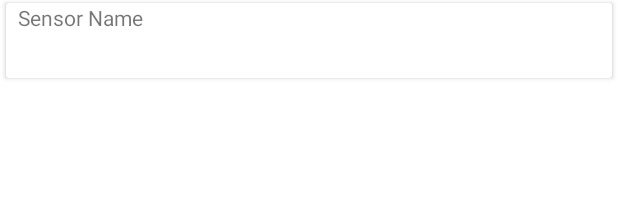
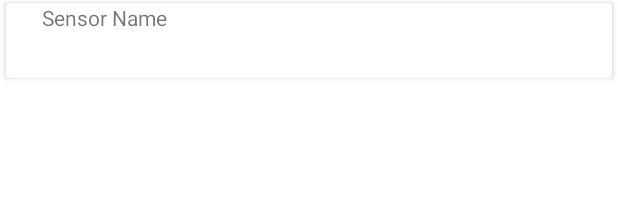
Before and after one commit to anidmurmu/OptumSoft, an Android app: the layout item_sensor.xml on its own in the app's theme, with its tools: preview values and no code run, on a phone screen of 412 x 824 dp. Shown: the top 201 px of the screen. Run offline under Robolectric (Android 15) with nearby library versions, the phone set to English and light mode, and no system bars.

Commit message:
ViewMode, Activity and ChartManager cleaned, also deviation functionality removed

```diff
--- a/app/src/main/res/layout/item_sensor.xml
+++ b/app/src/main/res/layout/item_sensor.xml
@@ -9,34 +9,34 @@
             name="uiModel"
             type="com.example.domain.model.sensor.SensorUiModel" />
     </data>
+
     <androidx.cardview.widget.CardView
         android:id="@+id/cvSensorItem"
+        backgroundColor="@{uiModel.color}"
+        android:layout_width="match_parent"
         android:layout_height="50dp"
-    android:layout_width="match_parent"
-    android:elevation="4dp"
-    backgroundColor="@{uiModel.color}"
         android:layout_marginStart="4dp"
+        android:layout_marginTop="2dp"
         android:layout_marginEnd="4dp"
-    android:layout_marginTop="2dp"
-    android:layout_marginBottom="2dp">
+        android:layout_marginBottom="2dp"
+        android:elevation="4dp">
 
         <androidx.constraintlayout.widget.ConstraintLayout
             android:layout_width="match_parent"
             android:layout_height="match_parent"
-        android:layout_marginStart="8dp"
-        android:layout_marginEnd="8dp">
+            android:layout_marginStart="24dp"
+            android:layout_marginEnd="24dp">
 
             <TextView
                 android:id="@+id/tvSensorNameTitle"
                 android:layout_width="wrap_content"
                 android:layout_height="wrap_content"
-            tools:text="@string/sensor_title"
                 android:text="@string/sensor_title"
+                app:layout_constraintEnd_toEndOf="parent"
                 app:layout_constraintHorizontal_bias="0"
+                app:layout_constraintStart_toStartOf="parent"
                 app:layout_constraintTop_toTopOf="parent"
-            app:layout_constraintStart_toStartOf="parent"
-            app:layout_constraintEnd_toEndOf="parent"
-            />
+                tools:text="@string/sensor_title" />
 
             <TextView
                 android:id="@+id/tvSensorName"
@@ -46,27 +46,11 @@
                 android:textColor="@color/black"
                 android:textSize="18sp"
                 android:textStyle="bold"
+                app:layout_constraintBottom_toBottomOf="parent"
+                app:layout_constraintEnd_toEndOf="parent"
                 app:layout_constraintHorizontal_bias="0"
-            app:layout_constraintTop_toBottomOf="@id/tvSensorNameTitle"
                 app:layout_constraintStart_toStartOf="parent"
-            app:layout_constraintEnd_toEndOf="parent"
-            app:layout_constraintBottom_toBottomOf="parent"
-            />
-
-        <TextView
-            android:id="@+id/tvSensorDeviation"
-            android:layout_width="wrap_content"
-            android:layout_height="wrap_content"
-            android:text="@{uiModel.viewDeviation}"
-            android:textColor="@color/black"
-            android:textSize="14sp"
-            android:textStyle="bold"
-            app:layout_constraintHorizontal_bias="1"
-            app:layout_constraintTop_toTopOf="parent"
-            app:layout_constraintStart_toStartOf="parent"
-            app:layout_constraintEnd_toEndOf="parent"
-            app:layout_constraintBottom_toBottomOf="parent"
-            />
+                app:layout_constraintTop_toBottomOf="@id/tvSensorNameTitle" />
 
         </androidx.constraintlayout.widget.ConstraintLayout>
     </androidx.cardview.widget.CardView>
```
Also changed, not shown: app/src/main/java/com/example/ui/sensor/MainActivity.kt (+7 -67 lines), app/src/main/java/com/example/ui/sensor/MainViewModel.kt (+17 -135 lines), app/src/main/java/com/example/ui/sensor/chart/LineChartManager.kt (+11 -4 lines). Lines whose indentation alone changed are shown as unchanged.
